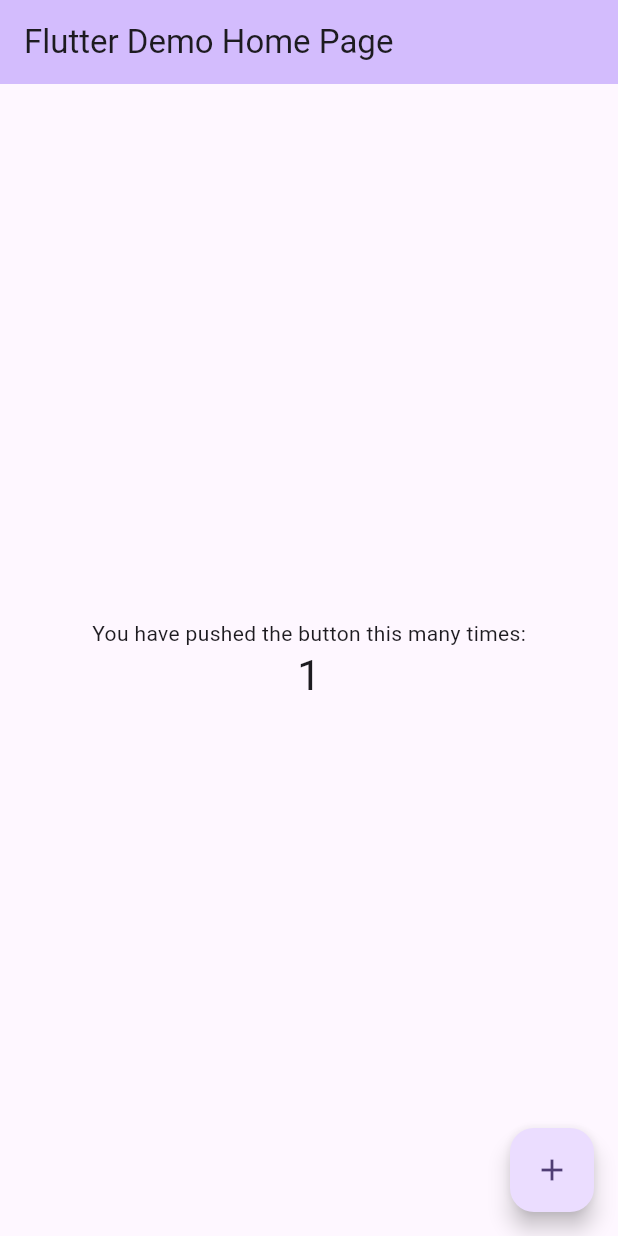
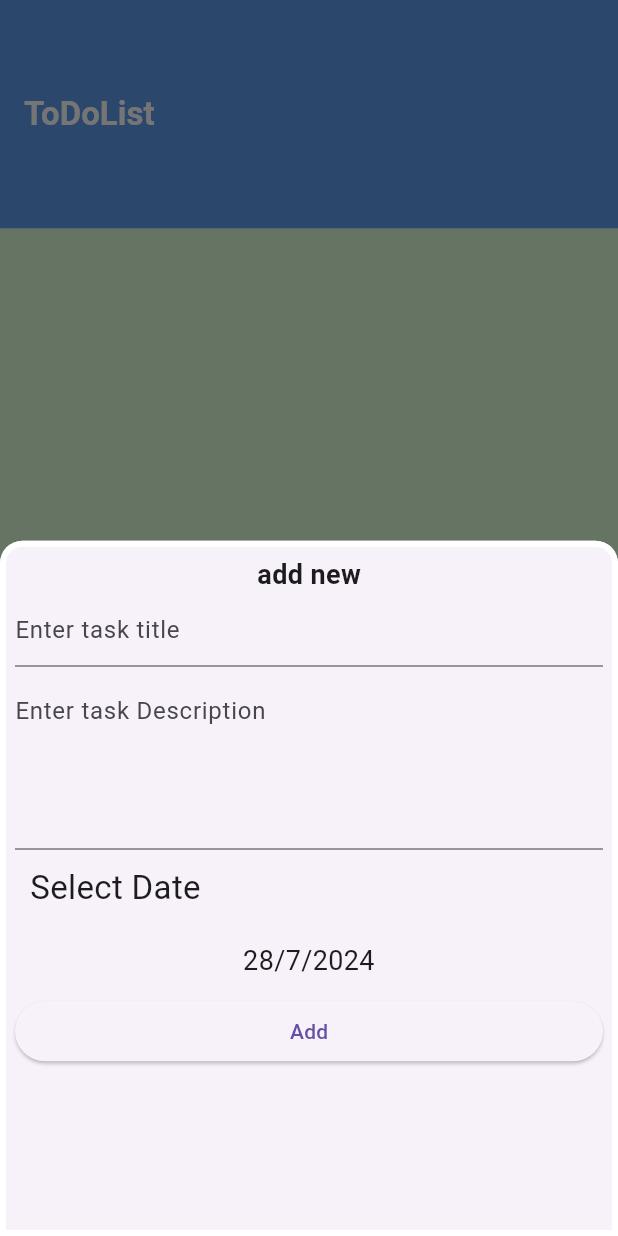
Before and after one commit to Loujeen/todo, a Flutter app: the screen it shows after launch, after a tap on the "add" icon, on a phone screen of 412 x 824 dp. Run offline on Flutter 3.47's test engine with Material 3 defaults, Android fonts, the phone set to English and light mode, and no system bars.

Commit message:
add a navigation bar . made bottomsheet. created the app theme. added the app main colors for both dark and light modes. added the splash screens but didn't set it up yet

```diff
--- /dev/null
+++ b/lib/AppColors.dart
@@ -0,0 +1,15 @@
+import 'package:flutter/material.dart';
+class AppColors{
+  static Color primaryColor = Color(0xff5d9cec);
+  static Color blackColor = Color(0xff383838);
+  static Color whiteColor = Color(0xffffffff);
+  static Color greenColor = Color(0xff61e757);
+  static Color redColor = Color(0xffec4b4b);
+  static Color backgroundlightColor = Color(0xffdefcdb);
+  static Color grayColor = Color(0xffcbc9cb);
+  static Color backgrounddarkColor = Color(0xff060e1e);
+  static Color blackDarkColor = Color(0xff141922);
+
+
+
+}
--- /dev/null
+++ b/lib/Theme.dart
@@ -0,0 +1,32 @@
+import 'package:flutter/material.dart';
+
+import 'package:todo/AppColors.dart';
+class ThemeDatamain{
+  static final ThemeData lightTheme = ThemeData(
+    primaryColor: AppColors.primaryColor,
+    scaffoldBackgroundColor: AppColors.backgroundlightColor,
+      appBarTheme: AppBarTheme(
+      backgroundColor: AppColors.primaryColor,
+        elevation: 0
+  ),
+    bottomNavigationBarTheme: BottomNavigationBarThemeData(
+      selectedItemColor: AppColors.primaryColor,
+      unselectedItemColor: AppColors.grayColor,
+      showUnselectedLabels: false,
+      backgroundColor: Colors.transparent
+        ,elevation: 0
+    ),
+    bottomSheetTheme: BottomSheetThemeData(
+        shape: RoundedRectangleBorder(borderRadius: BorderRadius.only(
+          topRight: Radius.circular(15),
+          topLeft: Radius.circular(15),
+        ),
+            side: BorderSide(color: AppColors.whiteColor,width: 4))
+    ),
+    floatingActionButtonTheme: FloatingActionButtonThemeData(
+      shape: RoundedRectangleBorder(borderRadius: BorderRadius.circular(30),
+      side: BorderSide(color: AppColors.whiteColor,width: 4))
+    )
+
+  );
+}
--- /dev/null
+++ b/lib/home/Home_Screen.dart
@@ -0,0 +1,70 @@
+import 'package:flutter/material.dart';
+import 'package:cupertino_icons/cupertino_icons.dart';
+import 'package:todo/AppColors.dart';
+import 'package:todo/home/settings/settings.dart';
+import 'package:todo/home/task_list/add_task_bottomsheet.dart';
+import 'package:todo/home/task_list/task_list_tab.dart';
+class HomeScreen extends StatefulWidget {
+  static const String routeName='home_screen';
+
+  @override
+  State<HomeScreen> createState() => _HomeScreenState();
+}
+
+class _HomeScreenState extends State<HomeScreen> {
+  int selectedIndex=0;
+  @override
+  Widget build(BuildContext context) {
+    return Scaffold(
+      appBar: AppBar(
+        toolbarHeight:
+        MediaQuery.of(context).size.height*0.1847133758,
+        title: Text('ToDoList',
+            style:TextStyle(
+            fontWeight:FontWeight.bold,
+            fontSize: 22,color: Colors.white)),
+      ),
+
+    bottomNavigationBar: BottomAppBar(
+      shape: CircularNotchedRectangle(),
+      notchMargin: 8,
+      child: BottomNavigationBar(
+
+        currentIndex: selectedIndex,
+          onTap: (index){
+          selectedIndex= index;
+          setState(() {
+
+          });
+          },
+        items: [
+          BottomNavigationBarItem(icon: Icon(Icons.list),
+              label: 'list'),
+          BottomNavigationBarItem(icon: Icon(Icons.settings),
+              label: 'Settings'),],
+      ),
+    ),
+    floatingActionButton: FloatingActionButton(
+      onPressed: (){
+        showAddTaskBottomSHeet();
+      },
+      child: Icon(Icons.add,size: 33,),
+    ),
+    floatingActionButtonLocation:
+    FloatingActionButtonLocation.centerDocked ,
+
+    body: Column(
+      children: [
+        Expanded(child: tabs[selectedIndex])
+      ],
+    ),
+    );
+
+  }
+  void showAddTaskBottomSHeet(){
+    showModalBottomSheet(context: context,
+        builder: (context)=>AddBottomSheet()
+    );
+  }
+  List<Widget> tabs=[TaskListTab(),SettingsTab()];
+}
--- /dev/null
+++ b/lib/home/settings/settings.dart
@@ -0,0 +1,11 @@
+import 'package:flutter/material.dart';
+class TaskListTab extends StatelessWidget {
+  const TaskListTab({super.key});
+
+  @override
+  Widget build(BuildContext context) {
+    return Container(
+
+    );
+  }
+}
--- /dev/null
+++ b/lib/home/task_list/add_task_bottomsheet.dart
@@ -0,0 +1,103 @@
+import 'package:flutter/material.dart';
+class AddBottomSheet extends StatefulWidget {
+
+
+  @override
+  State<AddBottomSheet> createState() => _AddBottomSheetState();
+}
+
+class _AddBottomSheetState extends State<AddBottomSheet> {
+  var selectedDate = DateTime.now();
+  var formKey = GlobalKey<FormState>();
+String title = '';
+String description = '';
+  @override
+  Widget build(BuildContext context) {
+    return Container(
+      margin: EdgeInsets.all(10),
+      child: Column(
+        children: [
+          Text("add new", style: TextStyle(
+              fontSize: 18, fontWeight: FontWeight.w700
+          ),
+          ),
+          Form(
+              key: formKey,
+              child: Column(
+                crossAxisAlignment: CrossAxisAlignment.stretch,
+                children: [
+                  TextFormField(
+                    onChanged:(text){
+                      title=text;
+                    },
+                    validator: (text) {
+                      if (text == null || text.isEmpty) {
+                        return "please enter task title";
+                      }
+                      return null;
+                    },
+                    decoration: InputDecoration(
+                        hintText: 'Enter task title'
+                    ),
+                  ),
+                  SizedBox(height: 10,),
+                  TextFormField(
+                    onChanged:(text){
+                      description=text;
+                    },
+                    validator: (text) {
+                    if (text == null || text.isEmpty) {
+                      return "please enter task description";
+                    }
+                    return null;
+                  },
+                    decoration: InputDecoration(
+                        hintText: 'Enter task Description'
+                    ),
+                    maxLines: 4,
+                  ),
+                  Padding(
+                    padding: const EdgeInsets.all(10.0),
+                    child: Text('Select Date', style: TextStyle(fontSize: 22),),
+                  ),
+                  Padding(
+                    padding: const EdgeInsets.all(10.0),
+                    child: InkWell(
+                      onTap: () {
+                        showCalender();
+                      },
+                      child: Text('${selectedDate.day}/${selectedDate
+                          .month}/${selectedDate.year}',
+                        textAlign: TextAlign.center,
+                        style: TextStyle(fontSize: 18),),
+                    ),
+                  ),
+                  ElevatedButton(onPressed: () {
+                    addTask();
+                  }
+                      , child: Text('Add'))
+                ],))
+        ],
+      ),
+    );
+  }
+
+  void showCalender() async {
+    var chosenDate = await showDatePicker(
+        context: context,
+        initialDate: DateTime.now(),
+        firstDate: DateTime.now(),
+        lastDate: DateTime.now().add(Duration(days: 365)));
+    selectedDate = chosenDate ?? selectedDate;
+    setState(() {
+
+    });
+  }
+
+
+  void addTask() {
+    if (formKey.currentState?.validate()==true){
+
+    }
+  }
+}
--- /dev/null
+++ b/lib/home/task_list/task_list_tab.dart
@@ -0,0 +1,10 @@
+import 'package:flutter/material.dart';
+class SettingsTab extends StatelessWidget {
+
+  @override
+  Widget build(BuildContext context) {
+    return Container(
+
+    );
+  }
+}
--- a/lib/main.dart
+++ b/lib/main.dart
@@ -1,125 +1,23 @@
+import 'package:flutter/cupertino.dart';
 import 'package:flutter/material.dart';
+import 'package:todo/Theme.dart';
+import 'package:todo/home/Home_Screen.dart';
 
-void main() {
-  runApp(const MyApp());
+void main(){
+  runApp(MyApp());
 }
-
 class MyApp extends StatelessWidget {
   const MyApp({super.key});
 
-  // This widget is the root of your application.
   @override
   Widget build(BuildContext context) {
     return MaterialApp(
-      title: 'Flutter Demo',
-      theme: ThemeData(
-        // This is the theme of your application.
-        //
-        // TRY THIS: Try running your application with "flutter run". You'll see
-        // the application has a blue toolbar. Then, without quitting the app,
-        // try changing the seedColor in the colorScheme below to Colors.green
-        // and then invoke "hot reload" (save your changes or press the "hot
-        // reload" button in a Flutter-supported IDE, or press "r" if you used
-        // the command line to start the app).
-        //
-        // Notice that the counter didn't reset back to zero; the application
-        // state is not lost during the reload. To reset the state, use hot
-        // restart instead.
-        //
-        // This works for code too, not just values: Most code changes can be
-        // tested with just a hot reload.
-        colorScheme: ColorScheme.fromSeed(seedColor: Colors.deepPurple),
-        useMaterial3: true,
-      ),
-      home: const MyHomePage(title: 'Flutter Demo Home Page'),
+      debugShowCheckedModeBanner: false,
+      initialRoute:HomeScreen.routeName ,
+      routes: {
+        HomeScreen.routeName : (context)=>HomeScreen(),
+      },
+      theme: ThemeDatamain.lightTheme,
     );
   }
 }
-
-class MyHomePage extends StatefulWidget {
-  const MyHomePage({super.key, required this.title});
-
-  // This widget is the home page of your application. It is stateful, meaning
-  // that it has a State object (defined below) that contains fields that affect
-  // how it looks.
-
-  // This class is the configuration for the state. It holds the values (in this
-  // case the title) provided by the parent (in this case the App widget) and
-  // used by the build method of the State. Fields in a Widget subclass are
-  // always marked "final".
-
-  final String title;
-
-  @override
-  State<MyHomePage> createState() => _MyHomePageState();
-}
-
-class _MyHomePageState extends State<MyHomePage> {
-  int _counter = 0;
-
-  void _incrementCounter() {
-    setState(() {
-      // This call to setState tells the Flutter framework that something has
-      // changed in this State, which causes it to rerun the build method below
-      // so that the display can reflect the updated values. If we changed
-      // _counter without calling setState(), then the build method would not be
-      // called again, and so nothing would appear to happen.
-      _counter++;
-    });
-  }
-
-  @override
-  Widget build(BuildContext context) {
-    // This method is rerun every time setState is called, for instance as done
-    // by the _incrementCounter method above.
-    //
-    // The Flutter framework has been optimized to make rerunning build methods
-    // fast, so that you can just rebuild anything that needs updating rather
-    // than having to individually change instances of widgets.
-    return Scaffold(
-      appBar: AppBar(
-        // TRY THIS: Try changing the color here to a specific color (to
-        // Colors.amber, perhaps?) and trigger a hot reload to see the AppBar
-        // change color while the other colors stay the same.
-        backgroundColor: Theme.of(context).colorScheme.inversePrimary,
-        // Here we take the value from the MyHomePage object that was created by
-        // the App.build method, and use it to set our appbar title.
-        title: Text(widget.title),
-      ),
-      body: Center(
-        // Center is a layout widget. It takes a single child and positions it
-        // in the middle of the parent.
-        child: Column(
-          // Column is also a layout widget. It takes a list of children and
-          // arranges them vertically. By default, it sizes itself to fit its
-          // children horizontally, and tries to be as tall as its parent.
-          //
-          // Column has various properties to control how it sizes itself and
-          // how it positions its children. Here we use mainAxisAlignment to
-          // center the children vertically; the main axis here is the vertical
-          // axis because Columns are vertical (the cross axis would be
-          // horizontal).
-          //
-          // TRY THIS: Invoke "debug painting" (choose the "Toggle Debug Paint"
-          // action in the IDE, or press "p" in the console), to see the
-          // wireframe for each widget.
-          mainAxisAlignment: MainAxisAlignment.center,
-          children: <Widget>[
-            const Text(
-              'You have pushed the button this many times:',
-            ),
-            Text(
-              '$_counter',
-              style: Theme.of(context).textTheme.headlineMedium,
-            ),
-          ],
-        ),
-      ),
-      floatingActionButton: FloatingActionButton(
-        onPressed: _incrementCounter,
-        tooltip: 'Increment',
-        child: const Icon(Icons.add),
-      ), // This trailing comma makes auto-formatting nicer for build methods.
-    );
-  }
-}
--- a/pubspec.yaml
+++ b/pubspec.yaml
@@ -32,9 +32,11 @@ dependencies:
     sdk: flutter
 
 
+
   # The following adds the Cupertino Icons font to your application.
   # Use with the CupertinoIcons class for iOS style icons.
   cupertino_icons: ^1.0.2
+
 
 dev_dependencies:
   flutter_test:
```
Also changed, not shown: assets/images/splash.png (added), assets/images/splash@2x.png (added), assets/images/splash@3x.png (added).
